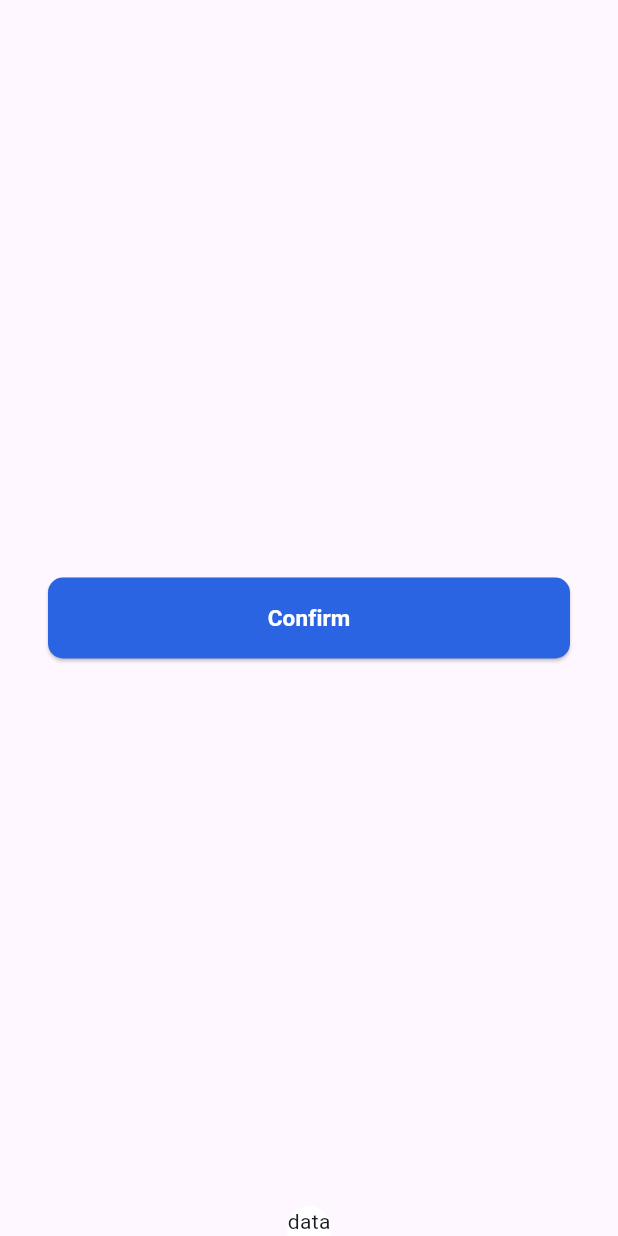
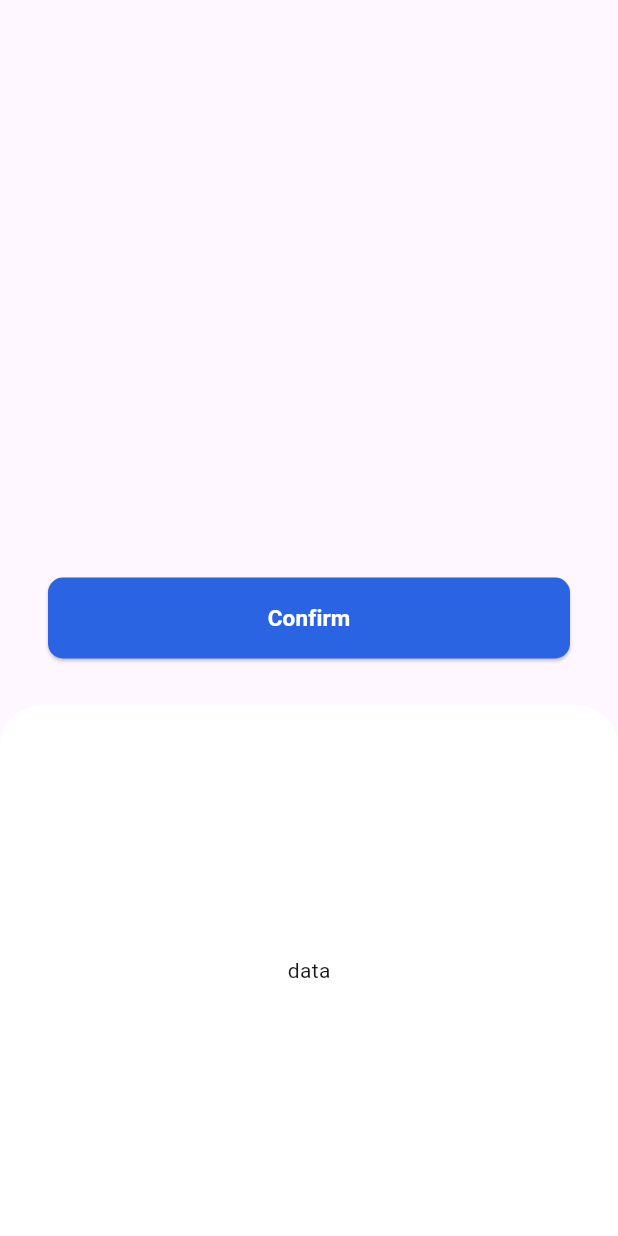
Before and after one commit to HamzaAlwajeeh/Mobile-App-Level-Four, a Flutter app: the screen it shows after launch, after a tap on "Confirm", on a phone screen of 412 x 824 dp. Run offline on Flutter 3.47's test engine with Material 3 defaults, Android fonts, the phone set to English and light mode, and no system bars.

Commit message:
Add custom bottom sheet widget and refactor button implementation

```diff
--- /dev/null
+++ b/lib/learning_value_notifire/widgets/custom_buttom_sheet.dart
@@ -0,0 +1,17 @@
+import 'package:flutter/material.dart';
+
+class CustomButtomSheet extends StatelessWidget {
+  const CustomButtomSheet({super.key});
+
+  @override
+  Widget build(BuildContext context) {
+    return SizedBox(
+      height: 354,
+      width: double.infinity,
+      child: Column(
+        mainAxisAlignment: MainAxisAlignment.center,
+        children: [Text('data')],
+      ),
+    );
+  }
+}
--- a/lib/learning_value_notifire/widgets/custom_button1.dart
+++ b/lib/learning_value_notifire/widgets/custom_button1.dart
@@ -1,4 +1,5 @@
 import 'package:flutter/material.dart';
+import 'package:mobile_app_level_four/learning_value_notifire/widgets/custom_buttom_sheet.dart';
 
 class CustomButton1 extends StatelessWidget {
   const CustomButton1({super.key});
@@ -6,13 +7,8 @@ class CustomButton1 extends StatelessWidget {
   @override
   Widget build(BuildContext context) {
     return ElevatedButton(
-      onPressed: () {
-        showBottomSheet(
-          context: context,
-          builder: (context) => Text('data'),
-          backgroundColor: Colors.white,
-        );
-      },
+      onPressed: () => showButtomSheet(context),
+
       style: ElevatedButton.styleFrom(
         backgroundColor: Color(0xff2B64E3),
         minimumSize: Size(MediaQuery.of(context).size.width - 64, 54),
@@ -28,4 +24,13 @@ class CustomButton1 extends StatelessWidget {
       ),
     );
   }
+
+  void showButtomSheet(BuildContext context) {
+    showBottomSheet(
+      context: context,
+      backgroundColor: Colors.white,
+      elevation: 10,
+      builder: (context) => CustomButtomSheet(),
+    );
+  }
 }
```
